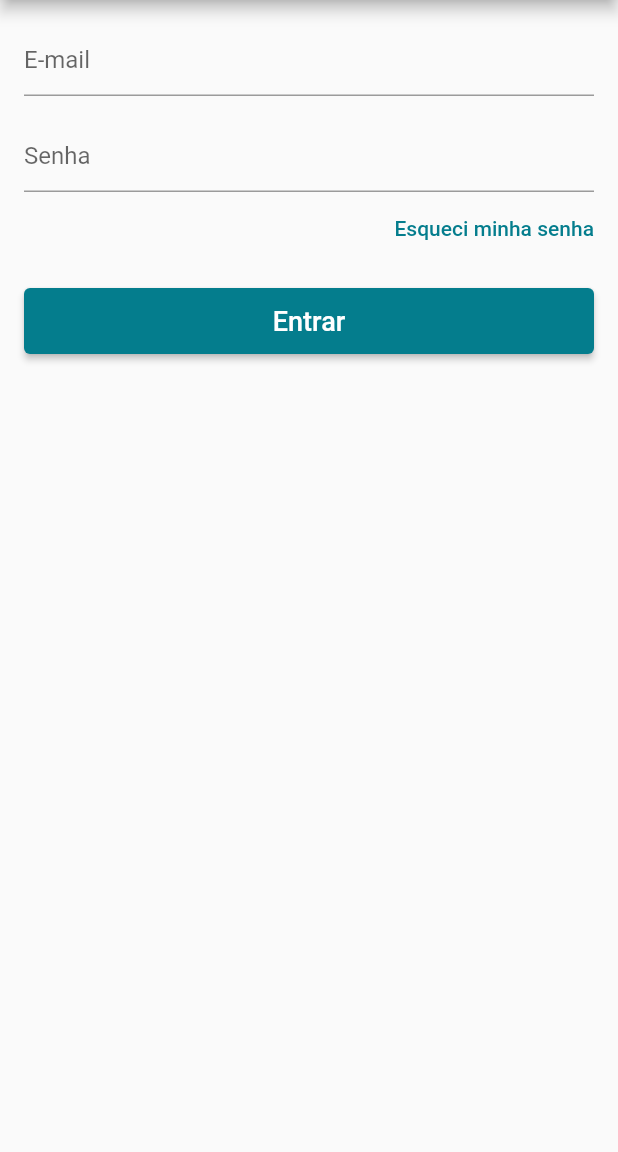
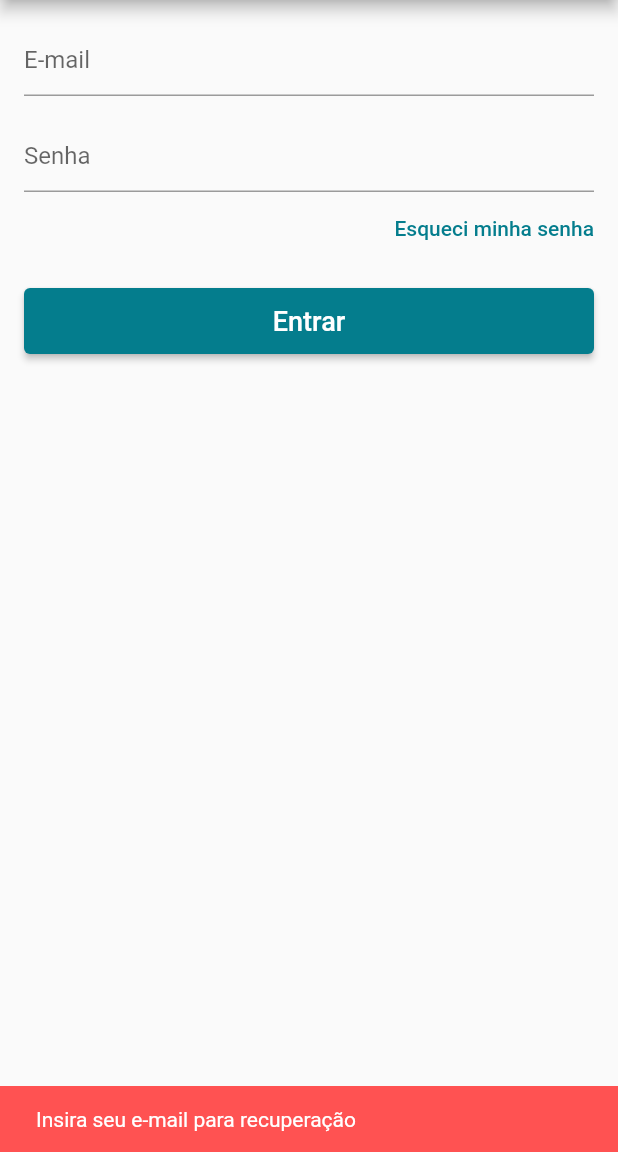
Before and after one commit to RafaAbranttes/loja_virtual_app, a Flutter app: the LoginScreen screen opened directly, after a tap on "Esqueci minha senha", on a phone screen of 412 x 824 dp, the part 84-1236 px from its top. Run offline on Flutter 3.47's test engine with Material 2 defaults, Android fonts, the phone set to English and light mode, and no system bars; our stand-ins replace carousel_pro, cloud_firestore, firebase_auth, transparent_image; accounts and stored records are empty.

Commit message:
recuperação de senha pronto

```diff
--- a/lib/screens/login_sreen.dart
+++ b/lib/screens/login_sreen.dart
@@ -78,7 +78,26 @@ class _LoginScreenState extends State<LoginScreen> {
                 Align(
                   alignment: Alignment.centerRight,
                   child: TextButton(
-                    onPressed: () {},
+                    onPressed: () {
+                      if (_emailController.text.isEmpty) {
+                        ScaffoldMessenger.of(context).showSnackBar(
+                          SnackBar(
+                            content: Text("Insira seu e-mail para recuperação"),
+                            backgroundColor: Colors.redAccent,
+                            duration: Duration(seconds: 2),
+                          ),
+                        );
+                      } else {
+                        model.recoverPass(_emailController.text);
+                        ScaffoldMessenger.of(context).showSnackBar(
+                          SnackBar(
+                            content: Text("Confira seu e-mail"),
+                            backgroundColor: Theme.of(context).primaryColor,
+                            duration: Duration(seconds: 2),
+                          ),
+                        );
+                      }
+                    },
                     child: Text(
                       "Esqueci minha senha",
                       textAlign: TextAlign.right,
```
Also changed, not shown: lib/models/user_model.dart (+32 -2 lines).
